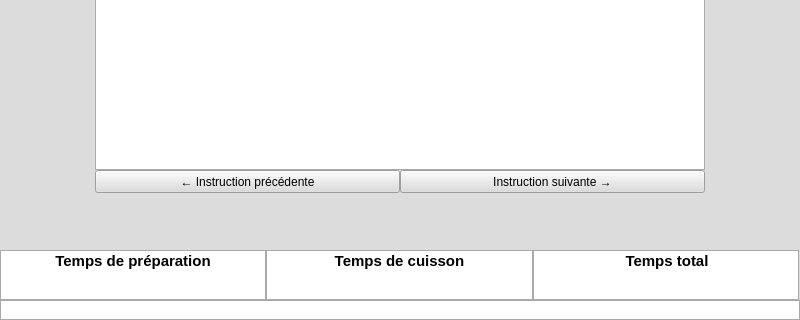
The window that LecteurRecette/etapes.ui (Azarote/ProjetIHMDutSem2) describes before a commit, drawn with Qt 5; both pictures show x 0 to 800 and y 280 to 600 of the 800 by 600 pixel window.
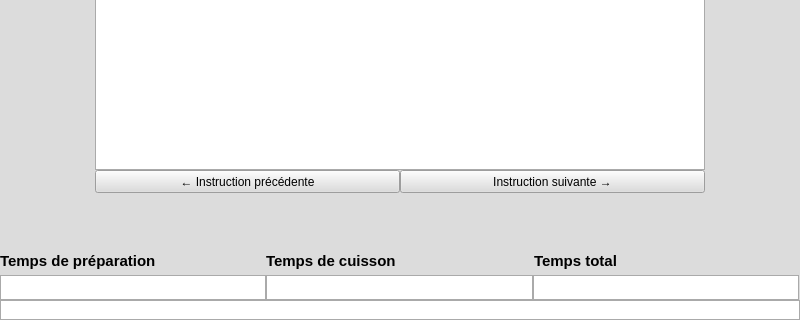
The same window after the commit.

The edit to the form file:
```diff
--- a/LecteurRecette/etapes.ui
+++ b/LecteurRecette/etapes.ui
@@ -511,7 +511,7 @@
     <string>Temps de cuisson</string>
    </property>
    <property name="alignment">
-    <set>Qt::AlignCenter</set>
+    <set>Qt::AlignLeading|Qt::AlignLeft|Qt::AlignVCenter</set>
    </property>
   </widget>
   <widget class="QLabel" name="labelTpsPreparation">
@@ -535,7 +535,7 @@
     <string>Temps de préparation</string>
    </property>
    <property name="alignment">
-    <set>Qt::AlignCenter</set>
+    <set>Qt::AlignLeading|Qt::AlignLeft|Qt::AlignVCenter</set>
    </property>
   </widget>
   <widget class="QListView" name="contenuURL">
@@ -570,7 +570,7 @@
     <string>Temps total</string>
    </property>
    <property name="alignment">
-    <set>Qt::AlignCenter</set>
+    <set>Qt::AlignLeading|Qt::AlignLeft|Qt::AlignVCenter</set>
    </property>
   </widget>
   <widget class="QListWidget" name="contenuEtapes">
@@ -622,9 +622,9 @@
    <property name="geometry">
     <rect>
      <x>266</x>
-     <y>530</y>
+     <y>555</y>
      <width>267</width>
-     <height>50</height>
+     <height>25</height>
     </rect>
    </property>
   </widget>
@@ -632,9 +632,9 @@
    <property name="geometry">
     <rect>
      <x>533</x>
-     <y>530</y>
+     <y>555</y>
      <width>266</width>
-     <height>50</height>
+     <height>25</height>
     </rect>
    </property>
   </widget>
@@ -642,9 +642,9 @@
    <property name="geometry">
     <rect>
      <x>0</x>
-     <y>530</y>
+     <y>555</y>
      <width>266</width>
-     <height>50</height>
+     <height>25</height>
     </rect>
    </property>
   </widget>
```
